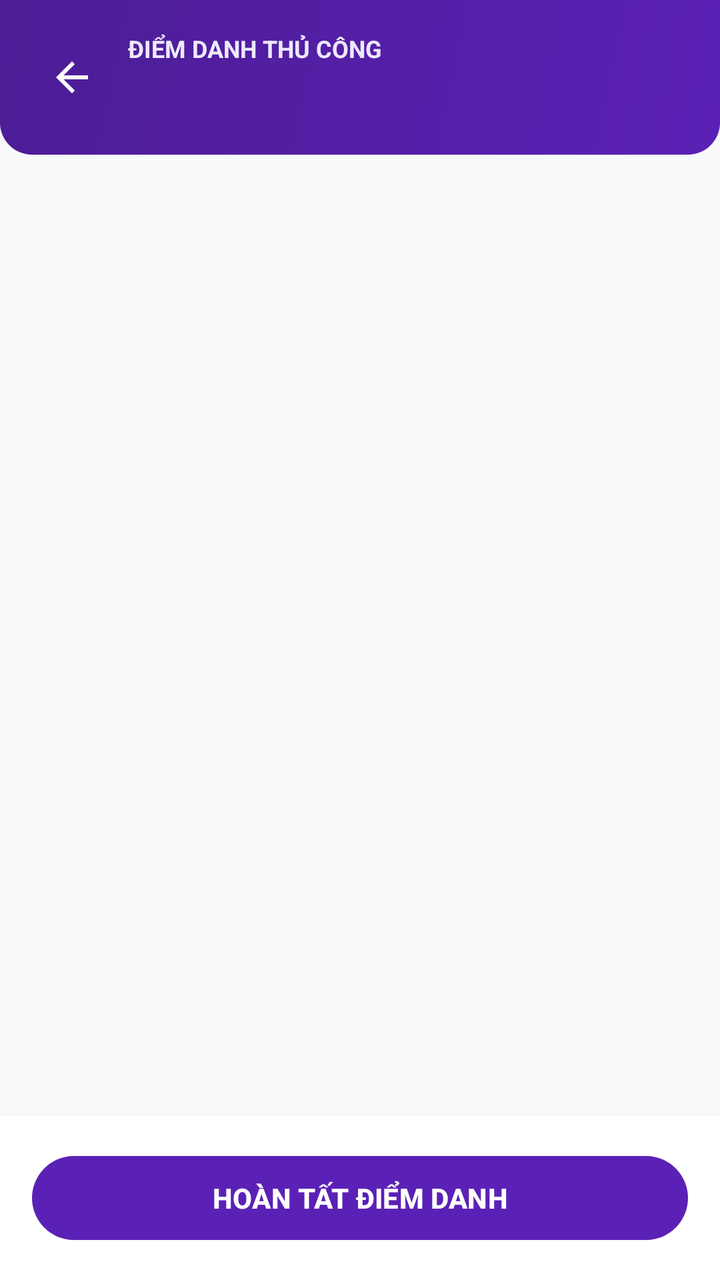
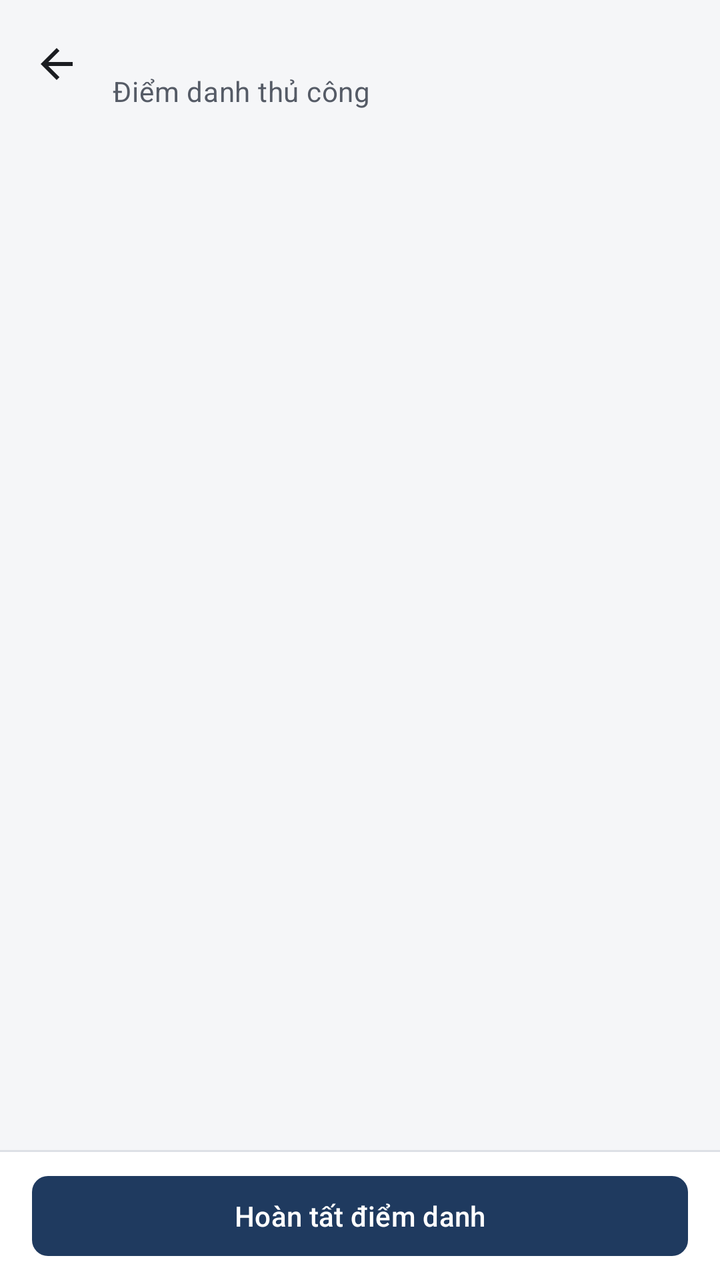

An Android layout rendered at two revisions. The XML below is the earlier revision; the diff shows what the commit changed to produce the second picture.
<!-- AndroidManifest.xml: application theme Theme.Kstudy -->
<!-- res/layout/fragment_teacher_attendance_detail.xml -->
<?xml version="1.0" encoding="utf-8"?>
<LinearLayout xmlns:android="http://schemas.android.com/apk/res/android"
    android:layout_width="match_parent"
    android:layout_height="match_parent"
    android:background="@color/background"
    android:orientation="vertical">

    
    <LinearLayout
        android:layout_width="match_parent"
        android:layout_height="wrap_content"
        android:background="@drawable/bg_gradient_blue"
        android:orientation="horizontal"
        android:gravity="center_vertical"
        android:padding="16dp">

        <ImageView
            android:id="@+id/btnBackAttendanceDetail"
            android:layout_width="40dp"
            android:layout_height="40dp"
            android:padding="8dp"
            android:src="@drawable/ic_back"
            android:background="?android:attr/selectableItemBackgroundBorderless"
            android:contentDescription="Back" />

        <LinearLayout
            android:layout_width="0dp"
            android:layout_height="wrap_content"
            android:layout_weight="1"
            android:layout_marginStart="8dp"
            android:orientation="vertical">

            <TextView
                android:layout_width="wrap_content"
                android:layout_height="wrap_content"
                android:text="ĐIỂM DANH THỦ CÔNG"
                android:textColor="@color/primary_container"
                android:textSize="12sp"
                android:textStyle="bold" />

            <TextView
                android:id="@+id/tvManualClassTitle"
                android:layout_width="wrap_content"
                android:layout_height="wrap_content"
                android:layout_marginTop="2dp"
                android:textColor="@color/white"
                android:textSize="20sp"
                android:textStyle="bold" />
        </LinearLayout>
    </LinearLayout>

    
    <androidx.recyclerview.widget.RecyclerView
        android:id="@+id/rvManualAttendance"
        android:layout_width="match_parent"
        android:layout_height="0dp"
        android:layout_weight="1"
        android:clipToPadding="false"
        android:paddingBottom="16dp"
        android:layout_marginTop="8dp" />

    
    <LinearLayout
        android:layout_width="match_parent"
        android:layout_height="wrap_content"
        android:orientation="horizontal"
        android:padding="16dp"
        android:background="@color/white">

        <Button
            android:id="@+id/btnSaveManual"
            style="@style/Widget.Material3.Button"
            android:layout_width="match_parent"
            android:layout_height="50dp"
            android:text="HOÀN TẤT ĐIỂM DANH"
            android:textColor="@color/white"
            android:textStyle="bold" />
    </LinearLayout>
</LinearLayout>
<!-- resources referenced by this layout -->
<resources>
  <color name="background">#F8F9FB</color>
  <color name="primary_container">#EDE9FE</color>
  <color name="white">#FFFFFFFF</color>
  <!-- drawable bg_gradient_blue (drawable) -->
  <?xml version="1.0" encoding="utf-8"?>
  <shape xmlns:android="http://schemas.android.com/apk/res/android"
      android:shape="rectangle">
      <gradient
          android:angle="135"
          android:endColor="@color/primary_dark"
          android:startColor="@color/primary" />
      <corners
          android:bottomLeftRadius="16dp"
          android:bottomRightRadius="16dp" />
  </shape>
  <color name="primary_dark">#4C1D95</color>
  <color name="primary">#5B21B6</color>
  <style name="Base.Theme.Kstudy" parent="Theme.Material3.Light.NoActionBar">
          
          <item name="colorPrimary">@color/primary</item>
          <item name="colorOnPrimary">@color/white</item>
      </style>
  <!-- unchanged entries left out for length: 2 -->
</resources>

<!-- the commit's change to res/layout/fragment_teacher_attendance_detail.xml (unified diff, before → after) -->
@@ -2,78 +2,63 @@
 <LinearLayout xmlns:android="http://schemas.android.com/apk/res/android"
     android:layout_width="match_parent"
     android:layout_height="match_parent"
-    android:background="@color/background"
+    android:background="?android:attr/colorBackground"
     android:orientation="vertical">
 
-    
-    <LinearLayout
-        android:layout_width="match_parent"
-        android:layout_height="wrap_content"
-        android:background="@drawable/bg_gradient_blue"
-        android:orientation="horizontal"
-        android:gravity="center_vertical"
-        android:padding="16dp">
+    <LinearLayout style="@style/Widget.Kstudy.AppBar">
 
         <ImageView
             android:id="@+id/btnBackAttendanceDetail"
-            android:layout_width="40dp"
-            android:layout_height="40dp"
-            android:padding="8dp"
-            android:src="@drawable/ic_back"
-            android:background="?android:attr/selectableItemBackgroundBorderless"
-            android:contentDescription="Back" />
+            style="@style/Widget.Kstudy.AppBar.BackButton"
+            android:contentDescription="Quay lại" />
 
         <LinearLayout
             android:layout_width="0dp"
             android:layout_height="wrap_content"
             android:layout_weight="1"
-            android:layout_marginStart="8dp"
             android:orientation="vertical">
-
-            <TextView
-                android:layout_width="wrap_content"
-                android:layout_height="wrap_content"
-                android:text="ĐIỂM DANH THỦ CÔNG"
-                android:textColor="@color/primary_container"
-                android:textSize="12sp"
-                android:textStyle="bold" />
 
             <TextView
                 android:id="@+id/tvManualClassTitle"
                 android:layout_width="wrap_content"
                 android:layout_height="wrap_content"
-                android:layout_marginTop="2dp"
-                android:textColor="@color/white"
-                android:textSize="20sp"
-                android:textStyle="bold" />
+                android:ellipsize="end"
+                android:maxLines="1"
+                android:textAppearance="@style/TextAppearance.Kstudy.Title" />
+
+            <TextView
+                android:layout_width="wrap_content"
+                android:layout_height="wrap_content"
+                android:text="Điểm danh thủ công"
+                android:textAppearance="@style/TextAppearance.Kstudy.Body.Secondary" />
         </LinearLayout>
     </LinearLayout>
 
-    
     <androidx.recyclerview.widget.RecyclerView
         android:id="@+id/rvManualAttendance"
         android:layout_width="match_parent"
         android:layout_height="0dp"
         android:layout_weight="1"
         android:clipToPadding="false"
-        android:paddingBottom="16dp"
-        android:layout_marginTop="8dp" />
+        android:paddingHorizontal="@dimen/screen_padding"
+        android:paddingTop="8dp"
+        android:paddingBottom="8dp" />
+
+    <View style="@style/Widget.Kstudy.Divider" />
 
     
     <LinearLayout
         android:layout_width="match_parent"
         android:layout_height="wrap_content"
+        android:background="?attr/colorSurface"
         android:orientation="horizontal"
-        android:padding="16dp"
-        android:background="@color/white">
+        android:paddingHorizontal="@dimen/screen_padding"
+        android:paddingVertical="8dp">
 
         <Button
             android:id="@+id/btnSaveManual"
-            style="@style/Widget.Material3.Button"
             android:layout_width="match_parent"
-            android:layout_height="50dp"
-            android:text="HOÀN TẤT ĐIỂM DANH"
-            android:textColor="@color/white"
-            android:textStyle="bold" />
+            android:layout_height="wrap_content"
+            android:text="Hoàn tất điểm danh" />
     </LinearLayout>
 </LinearLayout>
<!-- resource entries referenced after the edit -->
@@ -1,26 +1,151 @@
 <!-- resources referenced by this layout -->
 <resources>
-  <color name="background">#F8F9FB</color>
-  <color name="primary_container">#EDE9FE</color>
-  <color name="white">#FFFFFFFF</color>
-  <!-- drawable bg_gradient_blue (drawable) -->
-  <?xml version="1.0" encoding="utf-8"?>
-  <shape xmlns:android="http://schemas.android.com/apk/res/android"
-      android:shape="rectangle">
-      <gradient
-          android:angle="135"
-          android:endColor="@color/primary_dark"
-          android:startColor="@color/primary" />
-      <corners
-          android:bottomLeftRadius="16dp"
-          android:bottomRightRadius="16dp" />
-  </shape>
-  <color name="primary_dark">#4C1D95</color>
-  <color name="primary">#5B21B6</color>
+  <dimen name="screen_padding">16dp</dimen>
+  <style name="TextAppearance.Kstudy.Body.Secondary">
+          <item name="android:textColor">?attr/colorOnSurfaceVariant</item>
+      </style>
+  <style name="TextAppearance.Kstudy.Title" parent="TextAppearance.Material3.TitleLarge">
+          <item name="android:textSize">20sp</item>
+          <item name="android:fontFamily">sans-serif-medium</item>
+          <item name="fontFamily">sans-serif-medium</item>
+          <item name="android:textColor">?attr/colorOnSurface</item>
+      </style>
+  <style name="Widget.Kstudy.AppBar" parent="">
+          <item name="android:layout_width">match_parent</item>
+          <item name="android:layout_height">wrap_content</item>
+          <item name="android:minHeight">@dimen/app_bar_height</item>
+          <item name="android:orientation">horizontal</item>
+          <item name="android:gravity">center_vertical</item>
+          <item name="android:paddingStart">@dimen/screen_padding</item>
+          <item name="android:paddingEnd">@dimen/screen_padding</item>
+          <item name="android:paddingTop">8dp</item>
+          <item name="android:paddingBottom">8dp</item>
+          <item name="android:clipToPadding">false</item>
+      </style>
+  <style name="Widget.Kstudy.AppBar.BackButton" parent="">
+          <item name="android:layout_width">48dp</item>
+          <item name="android:layout_height">48dp</item>
+          <item name="android:layout_marginStart">-12dp</item>
+          <item name="android:layout_marginEnd">4dp</item>
+          <item name="android:padding">12dp</item>
+          <item name="android:src">@drawable/ic_back</item>
+          <item name="tint">?attr/colorOnSurface</item>
+          <item name="android:background">?attr/selectableItemBackgroundBorderless</item>
+      </style>
+  <style name="Widget.Kstudy.Divider" parent="">
+          <item name="android:layout_width">match_parent</item>
+          <item name="android:layout_height">1dp</item>
+          <item name="android:background">?attr/colorOutlineVariant</item>
+      </style>
+  <dimen name="app_bar_height">64dp</dimen>
+  <color name="background">#F5F6F8</color>
+  <color name="on_surface">#1B1D21</color>
+  <color name="surface">#FFFFFF</color>
+  <color name="surface_container">#ECEEF2</color>
+  <color name="text_secondary">#555B66</color>
+  <color name="surface_inverse">#2F3237</color>
+  <color name="on_surface_inverse">#F1F2F4</color>
+  <color name="surface_dim">#DCDEE3</color>
+  <color name="surface_container_low">#F5F6F8</color>
+  <color name="surface_container_high">#E4E7EC</color>
+  <color name="outline">#7A808C</color>
+  <color name="outline_variant">#DDE0E6</color>
+  <color name="error">#B3261E</color>
+  <color name="error_container">#FBEAE8</color>
+  <color name="on_error_container">#5F1410</color>
+  <dimen name="radius_control">8dp</dimen>
+  <dimen name="radius_container">12dp</dimen>
+  <style name="Widget.Kstudy.Button" parent="Widget.Material3.Button">
+          <item name="shapeAppearanceOverlay">@style/ShapeAppearanceOverlay.Kstudy.Control</item>
+      </style>
+  <style name="Widget.Kstudy.Button.Outlined" parent="Widget.Material3.Button.OutlinedButton">
+          <item name="shapeAppearanceOverlay">@style/ShapeAppearanceOverlay.Kstudy.Control</item>
+      </style>
+  <style name="Widget.Kstudy.Button.Text" parent="Widget.Material3.Button.TextButton">
+          <item name="shapeAppearanceOverlay">@style/ShapeAppearanceOverlay.Kstudy.Control</item>
+          <item name="android:minWidth">56dp</item>
+      </style>
+  <style name="ThemeOverlay.Kstudy.MaterialAlertDialog" parent="ThemeOverlay.Material3.MaterialAlertDialog">
+          <item name="alertDialogStyle">@style/MaterialAlertDialog.Kstudy</item>
+          <item name="buttonBarPositiveButtonStyle">@style/Widget.Kstudy.Button.Text.Dialog</item>
+          <item name="buttonBarNegativeButtonStyle">@style/Widget.Kstudy.Button.Text.Dialog</item>
+          <item name="buttonBarNeutralButtonStyle">@style/Widget.Kstudy.Button.Text.Dialog.Flush</item>
+      </style>
+  <style name="ShapeAppearanceOverlay.Kstudy.Control" parent="">
+          <item name="cornerFamily">rounded</item>
+          <item name="cornerSize">@dimen/radius_control</item>
+      </style>
+  <style name="MaterialAlertDialog.Kstudy" parent="MaterialAlertDialog.Material3">
+          <item name="backgroundTint">?attr/colorSurface</item>
+      </style>
+  <style name="Widget.Kstudy.Button.Text.Dialog" parent="Widget.Material3.Button.TextButton.Dialog">
+          <item name="shapeAppearanceOverlay">@style/ShapeAppearanceOverlay.Kstudy.Control</item>
+      </style>
+  <style name="Widget.Kstudy.Button.Text.Dialog.Flush">
+          <item name="android:layout_marginStart">0dp</item>
+          <item name="android:layout_marginLeft">0dp</item>
+      </style>
+  <color name="primary_container">#E2E9F3</color>
+  <color name="on_primary_container">#14263F</color>
+  <color name="primary_inverse">#A9C1E3</color>
+  <color name="secondary">#56606E</color>
+  <color name="secondary_container">#E7EAEF</color>
+  <color name="on_secondary_container">#1C2430</color>
+  <color name="primary">#1F3A5F</color>
+  <color name="on_primary">#FFFFFF</color>
   <style name="Base.Theme.Kstudy" parent="Theme.Material3.Light.NoActionBar">
           
           <item name="colorPrimary">@color/primary</item>
-          <item name="colorOnPrimary">@color/white</item>
+          <item name="colorOnPrimary">@color/on_primary</item>
+          <item name="colorPrimaryContainer">@color/primary_container</item>
+          <item name="colorOnPrimaryContainer">@color/on_primary_container</item>
+          <item name="colorPrimaryInverse">@color/primary_inverse</item>
+          <item name="colorSecondary">@color/secondary</item>
+          <item name="colorOnSecondary">@color/on_primary</item>
+          <item name="colorSecondaryContainer">@color/secondary_container</item>
+          <item name="colorOnSecondaryContainer">@color/on_secondary_container</item>
+          <item name="colorTertiary">@color/secondary</item>
+          <item name="colorOnTertiary">@color/on_primary</item>
+          <item name="colorTertiaryContainer">@color/secondary_container</item>
+          <item name="colorOnTertiaryContainer">@color/on_secondary_container</item>
+          <item name="android:colorBackground">@color/background</item>
+          <item name="colorOnBackground">@color/on_surface</item>
+          <item name="colorSurface">@color/surface</item>
+          <item name="colorOnSurface">@color/on_surface</item>
+          <item name="colorSurfaceVariant">@color/surface_container</item>
+          <item name="colorOnSurfaceVariant">@color/text_secondary</item>
+          <item name="colorSurfaceInverse">@color/surface_inverse</item>
+          <item name="colorOnSurfaceInverse">@color/on_surface_inverse</item>
+          <item name="colorSurfaceBright">@color/surface</item>
+          <item name="colorSurfaceDim">@color/surface_dim</item>
+          <item name="colorSurfaceContainerLowest">@color/surface</item>
+          <item name="colorSurfaceContainerLow">@color/surface_container_low</item>
+          <item name="colorSurfaceContainer">@color/surface_container</item>
+          <item name="colorSurfaceContainerHigh">@color/surface_container_high</item>
+          <item name="colorSurfaceContainerHighest">@color/surface_container_high</item>
+          <item name="colorOutline">@color/outline</item>
+          <item name="colorOutlineVariant">@color/outline_variant</item>
+          <item name="colorError">@color/error</item>
+          <item name="colorOnError">@color/on_primary</item>
+          <item name="colorErrorContainer">@color/error_container</item>
+          <item name="colorOnErrorContainer">@color/on_error_container</item>
+  
+          
+          <item name="elevationOverlayEnabled">false</item>
+  
+          
+          <item name="shapeCornerSizeExtraSmall">@dimen/radius_control</item>
+          <item name="shapeCornerSizeSmall">@dimen/radius_control</item>
+          <item name="shapeCornerSizeMedium">@dimen/radius_container</item>
+          <item name="shapeCornerSizeLarge">@dimen/radius_container</item>
+          <item name="shapeCornerSizeLargeIncreased">@dimen/radius_container</item>
+          <item name="shapeCornerSizeExtraLarge">@dimen/radius_container</item>
+          <item name="shapeCornerSizeExtraLargeIncreased">@dimen/radius_container</item>
+  
+          <item name="materialButtonStyle">@style/Widget.Kstudy.Button</item>
+          <item name="materialButtonOutlinedStyle">@style/Widget.Kstudy.Button.Outlined</item>
+          <item name="borderlessButtonStyle">@style/Widget.Kstudy.Button.Text</item>
+          <item name="materialAlertDialogTheme">@style/ThemeOverlay.Kstudy.MaterialAlertDialog</item>
       </style>
   <!-- unchanged entries left out for length: 2 -->
 </resources>
